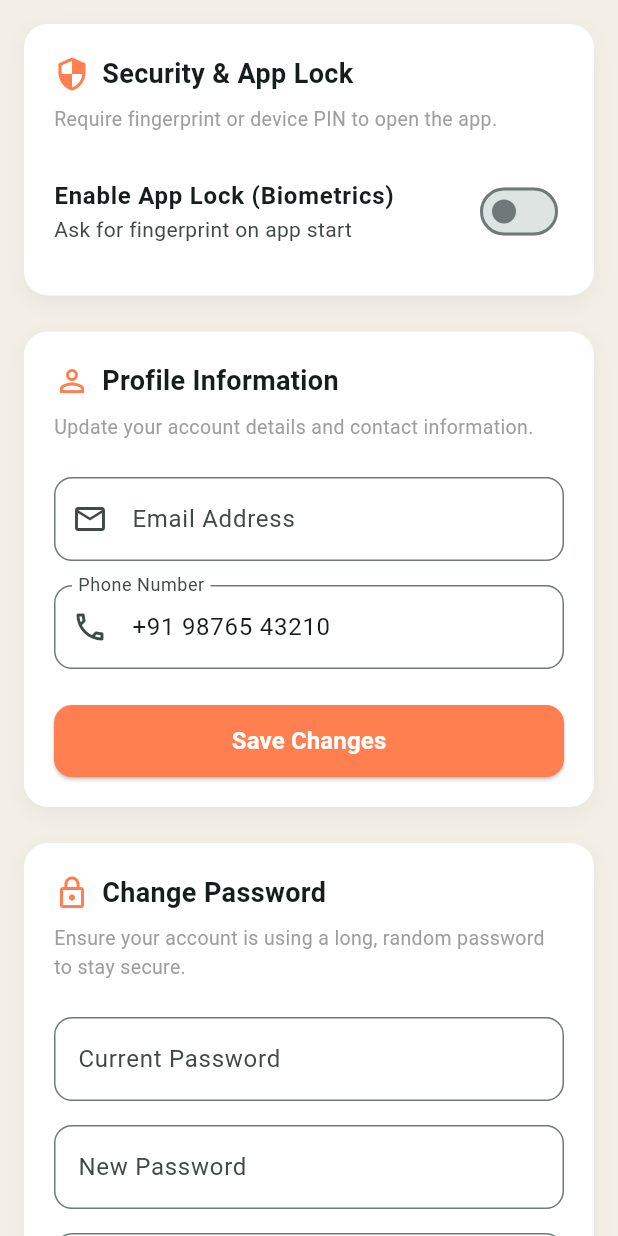
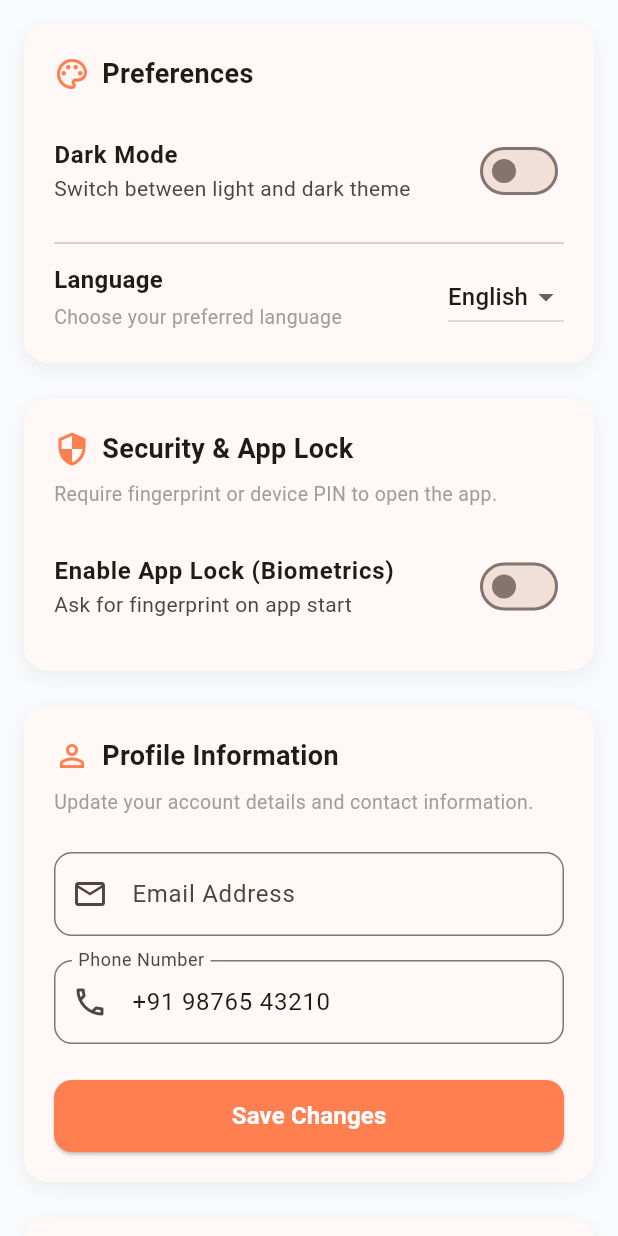
Before and after one commit to Dharshaneshwaran/SNS_schools, a Flutter app: the SettingsTab widget shown alone on an empty page, opened directly with empty values, on a phone screen of 412 x 824 dp. Run offline on Flutter 3.47's test engine with Material 3 defaults, Android fonts, the phone set to English and light mode, and no system bars; our stand-ins replace flutter_secure_storage, local_auth; accounts and stored records are empty; statements that could not run were skipped.

Commit message:
feat: complete parent dark mode and multilingual options support

```diff
--- a/mobile_flutter/lib/features/auth/data/auth_storage_service.dart
+++ b/mobile_flutter/lib/features/auth/data/auth_storage_service.dart
@@ -33,12 +33,21 @@ class AuthStorageService {
     return _storage.delete(key: _sessionKey);
   }
 
-  Future<void> setBiometricsEnabled(bool enabled) async {
-    await _storage.write(key: 'biometrics_enabled', value: enabled.toString());
+  Future<void> setDarkModeEnabled(bool enabled) async {
+    await _storage.write(key: 'dark_mode_enabled', value: enabled.toString());
   }
 
-  Future<bool> getBiometricsEnabled() async {
-    final value = await _storage.read(key: 'biometrics_enabled');
+  Future<bool> getDarkModeEnabled() async {
+    final value = await _storage.read(key: 'dark_mode_enabled');
     return value == 'true';
   }
+
+  Future<void> setLanguage(String language) async {
+    await _storage.write(key: 'preferred_language', value: language);
+  }
+
+  Future<String> getLanguage() async {
+    final value = await _storage.read(key: 'preferred_language');
+    return value ?? 'English';
+  }
 }
--- a/mobile_flutter/lib/features/parent_dashboard/presentation/parent_dashboard_screen.dart
+++ b/mobile_flutter/lib/features/parent_dashboard/presentation/parent_dashboard_screen.dart
@@ -12,11 +12,15 @@ class ParentDashboardScreen extends StatefulWidget {
   const ParentDashboardScreen({
     required this.session,
     required this.onLogout,
+    this.isDarkMode = false,
+    this.onThemeChanged,
     super.key,
   });
 
   final AuthSession session;
   final VoidCallback onLogout;
+  final bool isDarkMode;
+  final ValueChanged<bool>? onThemeChanged;
 
   @override
   State<ParentDashboardScreen> createState() => _ParentDashboardScreenState();
@@ -55,18 +59,19 @@ class _ParentDashboardScreenState extends State<ParentDashboardScreen> {
     final user = widget.session.user;
 
     return Scaffold(
-      backgroundColor: const Color(0xFFF9FAFB),
+      backgroundColor: theme.scaffoldBackgroundColor,
       appBar: AppBar(
         title: Text(
           _pageTitles[_currentIndex],
           style: theme.textTheme.titleLarge?.copyWith(
             fontWeight: FontWeight.w700,
+            color: theme.colorScheme.onSurface,
           ),
         ),
-        backgroundColor: Colors.white,
+        backgroundColor: theme.cardColor,
         elevation: 0,
         surfaceTintColor: Colors.transparent,
-        iconTheme: const IconThemeData(color: Colors.black87),
+        iconTheme: IconThemeData(color: theme.colorScheme.onSurface),
       ),
       drawer: _buildDrawer(theme, user),
       body: [
@@ -77,6 +82,8 @@ class _ParentDashboardScreenState extends State<ParentDashboardScreen> {
         const TransportTab(),
         SettingsTab(
           session: _currentSession,
+          isDarkMode: widget.isDarkMode,
+          onThemeChanged: widget.onThemeChanged,
           onSessionUpdated: (newSession) {
             setState(() {
               _currentSession = newSession;
@@ -89,7 +96,7 @@ class _ParentDashboardScreenState extends State<ParentDashboardScreen> {
 
   Widget _buildDrawer(ThemeData theme, dynamic user) {
     return Drawer(
-      backgroundColor: Colors.white,
+      backgroundColor: theme.cardColor,
       child: SafeArea(
         child: Column(
           children: [
@@ -120,7 +127,7 @@ class _ParentDashboardScreenState extends State<ParentDashboardScreen> {
                           style: TextStyle(
                             fontWeight: FontWeight.bold,
                             fontSize: 16,
-                            color: Colors.black87,
+                            color: theme.colorScheme.onSurface,
                           ),
                         ),
                         const SizedBox(height: 2),
--- a/mobile_flutter/lib/features/parent_dashboard/presentation/tabs/settings_tab.dart
+++ b/mobile_flutter/lib/features/parent_dashboard/presentation/tabs/settings_tab.dart
@@ -9,11 +9,15 @@ import '../../../auth/data/auth_storage_service.dart';
 class SettingsTab extends StatefulWidget {
   final AuthSession session;
   final Function(AuthSession) onSessionUpdated;
+  final bool isDarkMode;
+  final ValueChanged<bool>? onThemeChanged;
 
   const SettingsTab({
     super.key,
     required this.session,
     required this.onSessionUpdated,
+    this.isDarkMode = false,
+    this.onThemeChanged,
   });
 
   @override
@@ -38,27 +42,29 @@ class _SettingsTabState extends State<SettingsTab> {
   final _confirmPasswordCtrl = TextEditingController();
   bool _isPasswordLoading = false;
 
-  // Biometrics
+  // Preferences
   bool _biometricsEnabled = false;
+  String _selectedLanguage = 'English';
 
   @override
   void initState() {
     super.initState();
     _emailCtrl = TextEditingController(text: widget.session.user.email);
-    _phoneCtrl = TextEditingController(text: '+91 98765 43210'); // Mock phone for now
-    _loadBiometricPref();
+    _phoneCtrl = TextEditingController(text: '+91 98765 43210');
+    _loadPrefs();
   }
 
-  Future<void> _loadBiometricPref() async {
-    final enabled = await _authStorage.getBiometricsEnabled();
+  Future<void> _loadPrefs() async {
+    final bioEnabled = await _authStorage.getBiometricsEnabled();
+    final lang = await _authStorage.getLanguage();
     setState(() {
-      _biometricsEnabled = enabled;
+      _biometricsEnabled = bioEnabled;
+      _selectedLanguage = lang;
     });
   }
 
   Future<void> _toggleBiometrics(bool value) async {
     if (value) {
-      // Trying to enable
       try {
         final canCheckBiometrics = await _localAuth.canCheckBiometrics;
         final isDeviceSupported = await _localAuth.isDeviceSupported();
@@ -85,7 +91,6 @@ class _SettingsTabState extends State<SettingsTab> {
         _showSnackBar('Error: ${e.message}', true);
       }
     } else {
-      // Disable
       await _authStorage.setBiometricsEnabled(false);
       setState(() {
         _biometricsEnabled = false;
@@ -166,18 +171,96 @@ class _SettingsTabState extends State<SettingsTab> {
 
   @override
   Widget build(BuildContext context) {
+    final theme = Theme.of(context);
+    final isDark = widget.isDarkMode;
+
     return ListView(
       padding: const EdgeInsets.all(16),
       children: [
+        // Preferences Section
+        Container(
+          padding: const EdgeInsets.all(20),
+          decoration: BoxDecoration(
+            color: theme.cardColor,
+            borderRadius: BorderRadius.circular(16),
+            boxShadow: [
+              BoxShadow(
+                color: Colors.black.withValues(alpha: isDark ? 0.2 : 0.05),
+                blurRadius: 10,
+                offset: const Offset(0, 4),
+              )
+            ],
+          ),
+          child: Column(
+            crossAxisAlignment: CrossAxisAlignment.start,
+            children: [
+              const Row(
+                children: [
+                  Icon(Icons.palette_outlined, color: Color(0xFFFF7F50)),
+                  SizedBox(width: 8),
+                  Text('Preferences', style: TextStyle(fontSize: 18, fontWeight: FontWeight.bold)),
+                ],
+              ),
+              const SizedBox(height: 16),
+              SwitchListTile(
+                contentPadding: EdgeInsets.zero,
+                title: const Text('Dark Mode', style: TextStyle(fontWeight: FontWeight.w600)),
+                subtitle: const Text('Switch between light and dark theme'),
+                value: widget.isDarkMode,
+                onChanged: (val) {
+                  if (widget.onThemeChanged != null) {
+                    widget.onThemeChanged!(val);
+                  }
+                },
+                activeColor: const Color(0xFFFF7F50),
+              ),
+              const Divider(height: 24),
+              Row(
+                mainAxisAlignment: MainAxisAlignment.spaceBetween,
+                children: [
+                  const Column(
+                    crossAxisAlignment: CrossAxisAlignment.start,
+                    children: [
+                      Text('Language', style: TextStyle(fontWeight: FontWeight.w600, fontSize: 16)),
+                      SizedBox(height: 4),
+                      Text('Choose your preferred language', style: TextStyle(color: Colors.grey, fontSize: 13)),
+                    ],
+                  ),
+                  DropdownButton<String>(
+                    value: _selectedLanguage,
+                    dropdownColor: theme.cardColor,
+                    items: const [
+                      DropdownMenuItem(value: 'English', child: Text('English')),
+                      DropdownMenuItem(value: 'Hindi', child: Text('Hindi')),
+                      DropdownMenuItem(value: 'Tamil', child: Text('Tamil')),
+                    ],
+                    onChanged: (val) async {
+                      if (val != null) {
+                        await _authStorage.setLanguage(val);
+                        setState(() {
+                          _selectedLanguage = val;
+                        });
+                        _showSnackBar('Language updated to $val', false);
+                      }
+                    },
+                  )
+                ],
+              )
+            ],
+          ),
+        ),
+
+        const SizedBox(height: 24),
+
         // Security & App Lock Section
         Container(
           padding: const EdgeInsets.all(20),
           decoration: BoxDecoration(
-            color: Colors.white,
+            color: theme.cardColor,
             borderRadius: BorderRadius.circular(16),
             boxShadow: [
               BoxShadow(
-                color: Colors.black.withValues(alpha: 0.05),
+                color: Colors.black.withValues(alpha: isDark ? 0.2 : 0.05),
                 blurRadius: 10,
                 offset: const Offset(0, 4),
               )
@@ -215,11 +298,11 @@ class _SettingsTabState extends State<SettingsTab> {
         Container(
           padding: const EdgeInsets.all(20),
           decoration: BoxDecoration(
-            color: Colors.white,
+            color: theme.cardColor,
             borderRadius: BorderRadius.circular(16),
             boxShadow: [
               BoxShadow(
-                color: Colors.black.withValues(alpha: 0.05),
+                color: Colors.black.withValues(alpha: isDark ? 0.2 : 0.05),
                 blurRadius: 10,
                 offset: const Offset(0, 4),
               )
@@ -289,11 +372,11 @@ class _SettingsTabState extends State<SettingsTab> {
         Container(
           padding: const EdgeInsets.all(20),
           decoration: BoxDecoration(
-            color: Colors.white,
+            color: theme.cardColor,
             borderRadius: BorderRadius.circular(16),
             boxShadow: [
               BoxShadow(
-                color: Colors.black.withValues(alpha: 0.05),
+                color: Colors.black.withValues(alpha: isDark ? 0.2 : 0.05),
                 blurRadius: 10,
                 offset: const Offset(0, 4),
               )
```
Also changed, not shown: mobile_flutter/lib/app.dart (+26 -2 lines).
